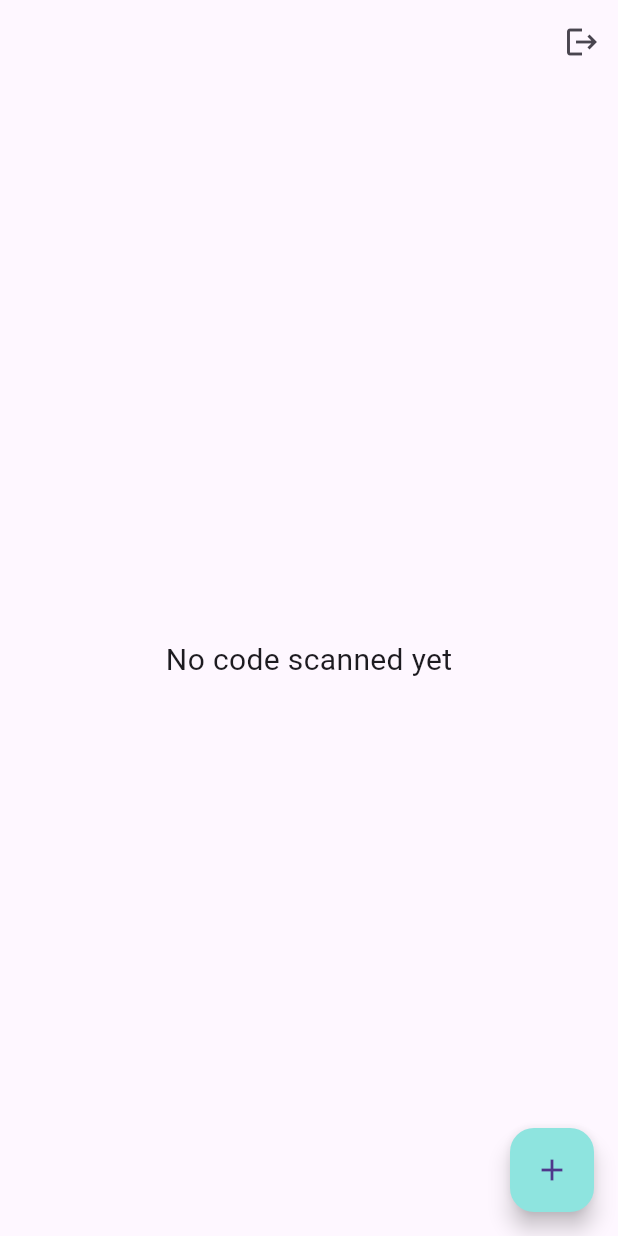
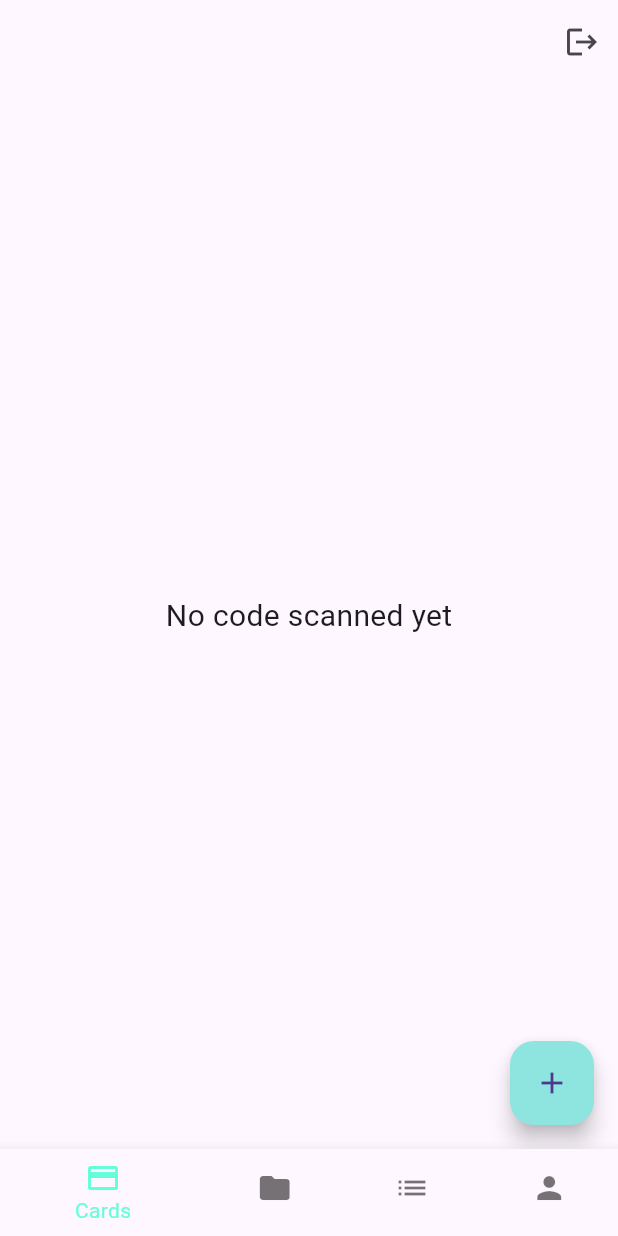
Before and after one commit to YazeedMo/QuickCard, a Flutter app: the HomeScreen screen opened directly, on a phone screen of 412 x 824 dp. Run offline on Flutter 3.47's test engine with Material 3 defaults, Android fonts, the phone set to English and light mode, and no system bars; our stand-ins replace flutter_svg, image_picker, sqflite; missing offline and left inert: barcode, mobile_scanner; accounts and stored records are empty.

Commit message:
Feature:quick update

```diff
--- /dev/null
+++ b/quick_card/lib/screens/cards_screen.dart
@@ -0,0 +1,104 @@
+// ignore_for_file: prefer_const_constructors
+
+import 'package:flutter/material.dart';
+import 'package:quick_card/components/card_tile.dart';
+import 'package:quick_card/entity/folder.dart';
+import 'package:quick_card/entity/session.dart';
+import 'package:quick_card/screens/mobile_scanner_screen.dart';
+import 'package:quick_card/screens/svg_display_screen.dart';
+import 'package:quick_card/service/card_service.dart';
+import 'package:quick_card/service/folder_service.dart';
+import 'package:quick_card/service/session_service.dart';
+
+class CardsScreen extends StatefulWidget {
+  const CardsScreen({super.key});
+
+  @override
+  State<CardsScreen> createState() => _CardsScreenState();
+}
+
+class _CardsScreenState extends State<CardsScreen> {
+  String message = 'No code scanned yet';
+  final SessionService _sessionService = SessionService();
+  final FolderService _folderService = FolderService();
+  final CardService _cardService = CardService();
+  List<dynamic> _cards = [];
+
+  @override
+  void initState() {
+    super.initState();
+    _loadCards();
+  }
+
+  Future<void> _loadCards() async {
+    Session? currentSession = await _sessionService.getCurrentSession();
+    int? currentUserId = currentSession!.currentUser;
+    List allUserFolders =
+        await _folderService.getFoldersByUserId(currentUserId!);
+    Folder userDefaultFolder =
+        allUserFolders.firstWhere((folder) => folder.name == 'default');
+    List allCards =
+        await _cardService.getAllCardsByFolderId(userDefaultFolder.id!);
+    setState(() {
+      _cards = allCards;
+    });
+  }
+
+  void _deleteCard(int id) async {
+    await _cardService.deleteCardById(id);
+    _loadCards(); // Reload the list of cards after deletion
+  }
+
+  @override
+  Widget build(BuildContext context) {
+    return Scaffold(
+      body: _cards.isEmpty
+          ? Center(
+              child: Text(
+                message,
+                style: TextStyle(fontSize: 20.0),
+              ),
+            )
+          : GridView.builder(
+              gridDelegate: SliverGridDelegateWithFixedCrossAxisCount(
+                crossAxisCount: 2, // Two columns
+                crossAxisSpacing: 10.0, // Spacing between columns
+                mainAxisSpacing: 0, // Spacing between rows
+                childAspectRatio: 0.9, // Aspect ratio of each card
+              ),
+              padding: const EdgeInsets.all(10.0),
+              itemCount: _cards.length,
+              itemBuilder: (context, index) {
+                final card = _cards[index];
+                return CardTile(
+                  card: card,
+                  deleteFunction: (context) => _deleteCard(card.id),
+                  onTap: () {
+                    Navigator.push(
+                      context,
+                      MaterialPageRoute(
+                        builder: (context) => SvgDisplayScreen(svg: card.svg),
+                      ),
+                    );
+                  },
+                );
+              },
+            ),
+      floatingActionButton: FloatingActionButton(
+        onPressed: _addNewCard,
+        backgroundColor: Color(0xff8EE4DF),
+        child: const Icon(Icons.add),
+      ),
+    );
+  }
+
+  Future<void> _addNewCard() async {
+    final result = await Navigator.push(
+      context,
+      MaterialPageRoute(builder: (context) => MobileScannerScreen()),
+    );
+    if (result == true) {
+      _loadCards();
+    }
+  }
+}
--- a/quick_card/lib/screens/home_screen.dart
+++ b/quick_card/lib/screens/home_screen.dart
@@ -4,16 +4,12 @@ import 'package:flutter/material.dart';
 import 'package:quick_card/entity/folder.dart';
 import 'package:quick_card/entity/session.dart';
 import 'package:quick_card/entity/user.dart';
+import 'package:quick_card/screens/cards_screen.dart';
 import 'package:quick_card/screens/login_screen.dart';
-import 'package:quick_card/screens/mobile_scanner_screen.dart';
-import 'package:quick_card/screens/svg_display_screen.dart';
-import 'package:quick_card/entity/card.dart' as c;
 import 'package:quick_card/service/folder_service.dart';
 import 'package:quick_card/service/session_service.dart';
 import 'package:quick_card/service/card_service.dart';
 import 'package:quick_card/service/user_service.dart';
-import '../components/card_tile.dart';
-import 'package:barcode/src/barcode.dart' as bc;
 
 class HomeScreen extends StatefulWidget {
   @override
@@ -28,6 +24,35 @@ class _HomeScreenState extends State<HomeScreen> {
   final FolderService _folderService = FolderService();
   final CardService _cardService = CardService();
   List<dynamic> _cards = [];
+  int _selectedIndex = 0;
+
+  final List<Widget> _screens = [
+    CardsScreen(),
+    BlankScreen(), // Folders screen
+    BlankScreen(), // Shopping List screen
+    BlankScreen(), // Account screen
+  ];
+
+  void _onItemTapped(int index) {
+    switch (index) {
+      case 0:
+        title = "All Cards";
+        break;
+      case 1:
+        title = "Folders";
+        break;
+      case 2:
+        title = "Shopping List";
+        break;
+      case 3:
+        title = "Account";
+        break;
+    }
+    setState(() {
+      title;
+      _selectedIndex = index;
+    });
+  }
 
   @override
   void initState() {
@@ -39,18 +64,16 @@ class _HomeScreenState extends State<HomeScreen> {
     Session? currentSession = await _sessionService.getCurrentSession();
     int? currentUserId = currentSession!.currentUser;
     User? user = await _userService.getUserById(currentUserId!);
-    List allUserFolders = await _folderService.getFoldersByUserId(currentUserId);
-    Folder userDefaultFolder = allUserFolders.firstWhere((folder) => folder.name == 'default');
-    List allCards = await _cardService.getAllCardsByFolderId(userDefaultFolder.id!);
+    List allUserFolders =
+        await _folderService.getFoldersByUserId(currentUserId);
+    Folder userDefaultFolder =
+        allUserFolders.firstWhere((folder) => folder.name == 'default');
+    List allCards =
+        await _cardService.getAllCardsByFolderId(userDefaultFolder.id!);
     setState(() {
       title = '${user!.username}\'s Cards';
       _cards = allCards;
     });
-  }
-
-  void _deleteCard(int id) async {
-    await _cardService.deleteCardById(id);
-    _loadCards(); // Reload the list of cards after deletion
   }
 
   void _logout() async {
@@ -58,7 +81,7 @@ class _HomeScreenState extends State<HomeScreen> {
     await _sessionService.clearSession();
     Navigator.of(context).pushAndRemoveUntil(
       MaterialPageRoute(builder: (context) => LoginScreen()),
-          (route) => false, // This will remove all routes before the LoginScreen
+      (route) => false, // This will remove all routes before the LoginScreen
     );
   }
 
@@ -74,46 +97,80 @@ class _HomeScreenState extends State<HomeScreen> {
           ),
         ],
       ),
-      body: _cards.isEmpty
-          ? Center(
+      body: _screens[_selectedIndex],
+      bottomNavigationBar: BottomNavigationBar(
+        items: const [
+          BottomNavigationBarItem(
+            icon: Icon(Icons.credit_card),
+            label: 'Cards',
+          ),
+          BottomNavigationBarItem(
+            icon: Icon(Icons.folder),
+            label: 'Folders',
+          ),
+          BottomNavigationBarItem(
+            icon: Icon(Icons.list),
+            label: 'Shopping List',
+          ),
+          BottomNavigationBarItem(
+            icon: Icon(Icons.person),
+            label: 'Account',
+          ),
+        ],
+        currentIndex: _selectedIndex,
+        selectedItemColor: Colors.tealAccent,
+        unselectedItemColor: Colors.black54,
+        backgroundColor: Colors.white,
+        onTap: _onItemTapped,
+      ),
+      // body: _cards.isEmpty
+      //     ? Center(
+      //         child: Text(
+      //           message,
+      //           style: TextStyle(fontSize: 20.0),
+      //         ),
+      //       )
+      //     : ListView.builder(
+      //         itemCount: _cards.length,
+      //         itemBuilder: (context, index) {
+      //           final card = _cards[index];
+      //           return CardTile(
+      //             card: card,
+      //             deleteFunction: (context) =>
+      //                 _deleteCard(card.id), // Pass the key to delete
+      //             onTap: () {
+      //               Navigator.push(
+      //                 context,
+      //                 MaterialPageRoute(
+      //                   builder: (context) => SvgDisplayScreen(svg: card.svg),
+      //                 ),
+      //               );
+      //             },
+      //           );
+      //         },
+      //       ),
+      // floatingActionButton: FloatingActionButton(
+      //   onPressed: _addNewCard,
+      //   backgroundColor: Color(0xff8EE4DF),
+      //   child: const Icon(Icons.add),
+      // ),
+    );
+  }
+}
+
+// Blank screen widget for other tabs
+class BlankScreen extends StatelessWidget {
+  @override
+  Widget build(BuildContext context) {
+    return Scaffold(
+
+      backgroundColor: Colors.white,
+      body: Center(
         child: Text(
-          message,
-          style: TextStyle(fontSize: 20.0),
+          'Blank Screen',
+          style: TextStyle(fontSize: 24, color: Colors.grey),
         ),
-      )
-          : ListView.builder(
-        itemCount: _cards.length,
-        itemBuilder: (context, index) {
-          final card = _cards[index];
-          return CardTile(
-            card: card,
-            deleteFunction: (context) => _deleteCard(card.id), // Pass the key to delete
-            onTap: () {
-              Navigator.push(
-                context,
-                MaterialPageRoute(
-                  builder: (context) => SvgDisplayScreen(svg: card.svg),
-                ),
-              );
-            },
-          );
-        },
-      ),
-      floatingActionButton: FloatingActionButton(
-        onPressed: _addNewCard,
-        backgroundColor: Color(0xff8EE4DF),
-        child: const Icon(Icons.add),
       ),
     );
   }
-
-  Future<void> _addNewCard() async {
-    final result = await Navigator.push(
-      context,
-      MaterialPageRoute(builder: (context) => MobileScannerScreen()),
-    );
-    if (result == true) {
-      _loadCards();
-    }
-  }
 }
--- a/quick_card/pubspec.yaml
+++ b/quick_card/pubspec.yaml
@@ -34,6 +34,7 @@ dependencies:
   barcode: ^2.2.8
   flutter_svg: ^2.0.10
   flutter_slidable: ^3.1.1
+  image_picker: ^1.1.2
 
 
   # The following adds the Cupertino Icons font to your application.
```
Also changed, not shown: quick_card/lib/components/card_tile.dart (+71 -54 lines), quick_card/lib/components/folder_tile.dart (added, +69 -0 lines), quick_card/lib/screens/card_detail_screen.dart (+41 -18 lines), quick_card/assets/default_card_image.jpg (added).
